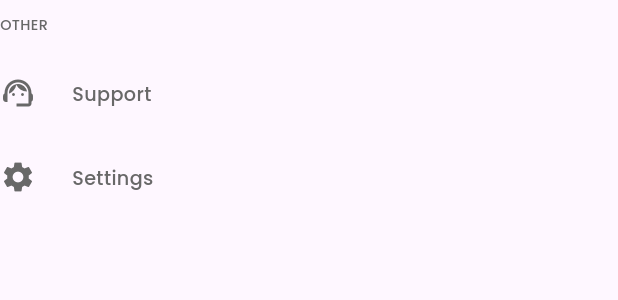
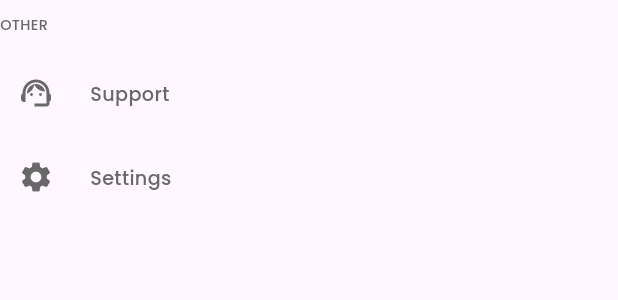
Before and after one commit to mano299/we_HR, a Flutter app: the SecondDrawerSection widget shown alone on an empty page, opened directly, on a phone screen of 412 x 824 dp. Shown: the top 300 px of the screen. Run offline on Flutter 3.47's test engine with Material 3 defaults, Android fonts, the phone set to English and light mode, and no system bars.

Commit message:
finish custom drawer

```diff
--- a/lib/widgets/drawer_items_list_view.dart
+++ b/lib/widgets/drawer_items_list_view.dart
@@ -58,7 +58,7 @@ class _DrawerItemsListViewState extends State<DrawerItemsListView> {
                 borderRadius: BorderRadius.circular(12),
               ),
               padding:
-                  const EdgeInsets.symmetric(vertical: 16.0, horizontal: 12.0),
+                  const EdgeInsets.symmetric(vertical: 16.0, horizontal: 12),
               child: DrawerItem(
                 isActive: isSelected == index,
                 icon: items[index].icon,
--- a/lib/widgets/second_drawer_section.dart
+++ b/lib/widgets/second_drawer_section.dart
@@ -18,7 +18,7 @@ class SecondDrawerSection extends StatelessWidget {
           ),
         ),
         Padding(
-          padding: EdgeInsets.symmetric(vertical: 16.0),
+          padding: EdgeInsets.symmetric(vertical: 16.0, horizontal: 12),
           child: DrawerItem(
             isActive: false,
             icon: Icons.support_agent,
@@ -26,7 +26,7 @@ class SecondDrawerSection extends StatelessWidget {
           ),
         ),
         Padding(
-          padding: EdgeInsets.symmetric(vertical: 16.0),
+          padding: EdgeInsets.symmetric(vertical: 16.0, horizontal: 12),
           child: DrawerItem(
             isActive: false,
             icon: Icons.settings,
```
